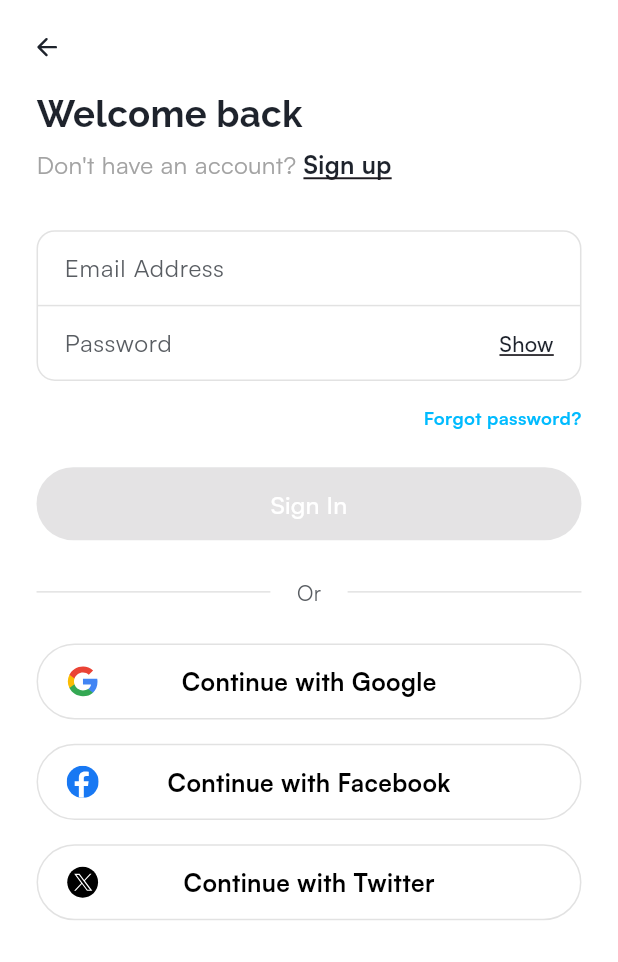
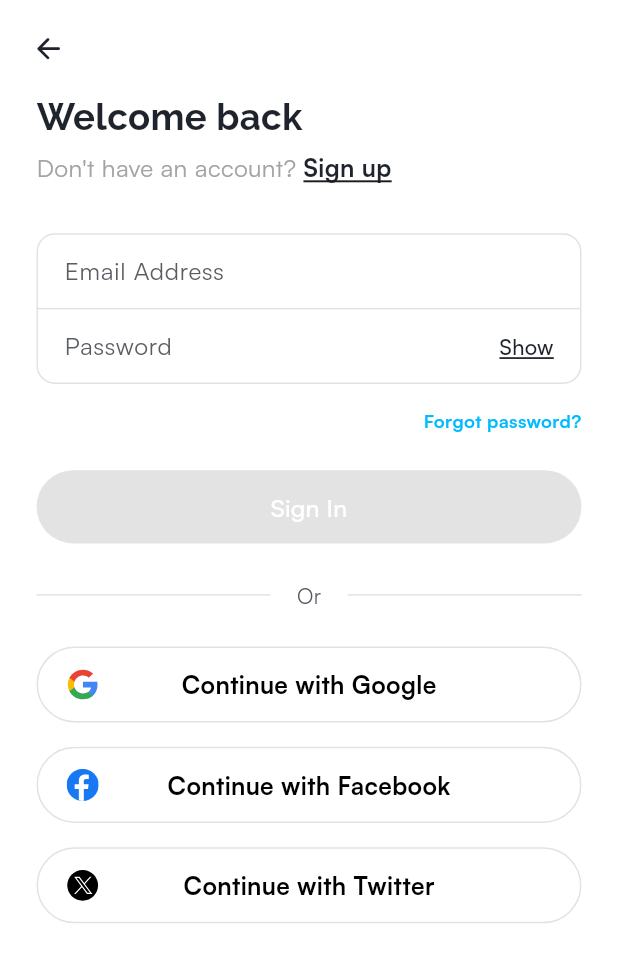
Before and after one commit to Jossyboydgenius/BetterBreaks, a Flutter app: the SignInView screen opened by its route, on a phone screen of 412 x 824 dp. Shown: the top 962 px of the screen. Run offline on Flutter 3.47's test engine with Material 3 defaults, Android fonts, the phone set to English and light mode, and no system bars; our stand-ins replace bot_toast, connectivity_plus, dots_indicator, flutter_dotenv, flutter_screenutil, flutter_svg and 3 more; project files that could hold a hidden picture were left out.

Commit message:
Add size and color parameters to AppBackButton for enhanced customization. Update default values for improved flexibility in usage.

```diff
--- a/lib/ui/widgets/app_back_button.dart
+++ b/lib/ui/widgets/app_back_button.dart
@@ -5,18 +5,22 @@ import 'package:better_breaks/shared/app_icons.dart';
 
 class AppBackButton extends StatelessWidget {
   final VoidCallback? onPressed;
+  final double? size;
+  final Color? color;
 
   const AppBackButton({
     super.key,
     this.onPressed,
+    this.size,
+    this.color,
   });
 
   @override
   Widget build(BuildContext context) {
     return AppIcons(
       icon: AppIconData.back,
-      size: 14.r,
-      color: AppColors.lightBlack,
+      size: size ?? 16.r,
+      color: color ?? AppColors.lightBlack,
       onPressed: onPressed ?? () => Navigator.pop(context),
     );
   }
```
